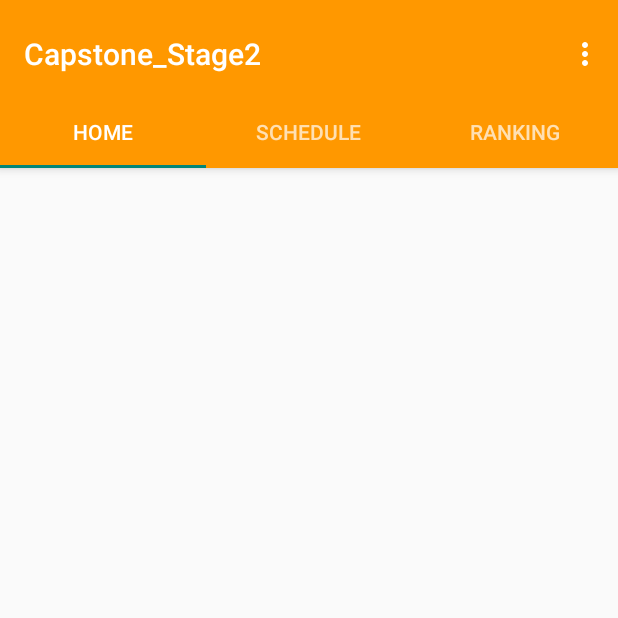
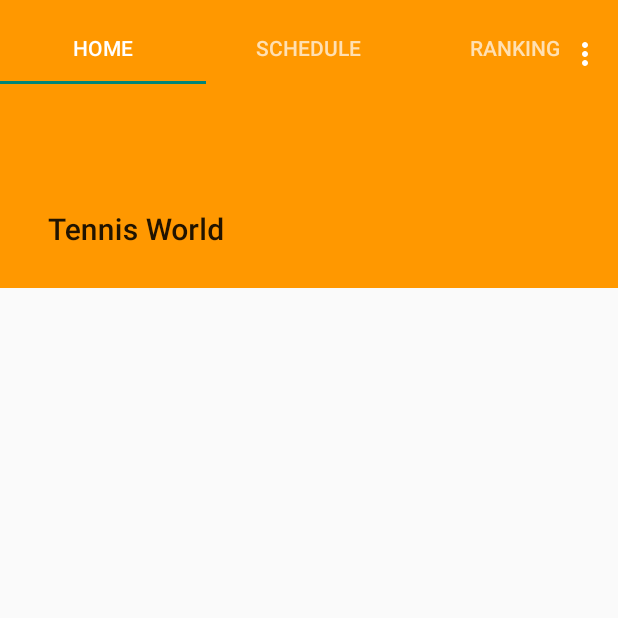
Before and after one commit to mohabmm/capstone_two_new, an Android app: the MainActivity screen opened directly, with no data from a screen before it, on a phone screen of 412 x 824 dp, the top half of it. Run offline under Robolectric (Android 15) with nearby library versions, the phone set to English and light mode, and no system bars; our stand-ins replace Picasso; libraries missing offline, so code that uses them is left out: com.firebase.jobdispatcher; pictures from the network do not load; 3 statements that could not run were skipped.

Commit message:
modifify of the design

```diff
--- a/app/src/main/AndroidManifest.xml
+++ b/app/src/main/AndroidManifest.xml
@@ -41,7 +41,7 @@
             </intent-filter>
 
             <meta-data android:name="android.appwidget.provider"
-                android:resource="@xml/ingrdient_widget_info" />
+                android:resource="@xml/tennis_widget_info" />
 
         </receiver>
         <!-- 2. The service that will send our collection data to our widget. It needs the
--- a/app/src/main/java/com/nocom/capstone_stage2/MainActivity.java
+++ b/app/src/main/java/com/nocom/capstone_stage2/MainActivity.java
@@ -4,6 +4,7 @@ import android.content.ContentUris;
 import android.content.Intent;
 import android.net.Uri;
 import android.os.Bundle;
+import android.support.design.widget.CollapsingToolbarLayout;
 import android.support.design.widget.TabLayout;
 import android.support.v4.app.Fragment;
 import android.support.v4.app.FragmentManager;
@@ -45,6 +46,7 @@ public class MainActivity extends AppCompatActivity {
         super.onCreate(savedInstanceState);
         setContentView(R.layout.activity_main);
         mFirebaseAnalytics = FirebaseAnalytics.getInstance(this);
+
 
         final Intent intentThatStartedThisActivity = getIntent();
 
@@ -124,6 +126,8 @@ public class MainActivity extends AppCompatActivity {
         public View onCreateView(LayoutInflater inflater, ViewGroup container,
                                  Bundle savedInstanceState) {
             View rootView = inflater.inflate(R.layout.fragment_main, container, false);
+            ((CollapsingToolbarLayout) rootView.findViewById(R.id.collapsing_toolbar_layout)).setTitle("Tennis World");
+
             TextView textView = rootView.findViewById(R.id.section_label);
             textView.setText(getString(R.string.section_format, getArguments().getInt(ARG_SECTION_NUMBER)));
             return rootView;
--- a/app/src/main/res/layout/activity_main.xml
+++ b/app/src/main/res/layout/activity_main.xml
@@ -5,22 +5,30 @@
     android:id="@+id/main_content"
     android:layout_width="match_parent"
     android:layout_height="match_parent"
-    android:focusable="true"
-    android:fitsSystemWindows="true"
     tools:context="com.nocom.capstone_stage2.MainActivity">
 
     <android.support.design.widget.AppBarLayout
         android:id="@+id/appbar"
         android:layout_width="match_parent"
-        android:layout_height="wrap_content"
+        android:layout_height="192dp"
         android:paddingTop="@dimen/appbar_padding_top"
         android:theme="@style/AppTheme.AppBarOverlay">
 
+
+        <android.support.design.widget.CollapsingToolbarLayout
+            android:id="@+id/collapsing_toolbar_layout"
+            android:layout_width="match_parent"
+            android:layout_height="match_parent"
+            android:background="?colorPrimary"
+            app:collapsedTitleTextAppearance="@style/TextAppearance.AppCompat.Widget.ActionBar.Title.Inverse"
+            app:expandedTitleTextAppearance="@style/TextAppearance.AppCompat.Widget.ActionBar.Title.Inverse"
+            app:layout_scrollFlags="scroll|exitUntilCollapsed">
+
+
             <android.support.v7.widget.Toolbar
                 android:id="@+id/toolbar"
-            android:layout_width="match_parent"
+                android:layout_width="wrap_content"
                 android:layout_height="?attr/actionBarSize"
-            android:layout_weight="1"
                 android:background="?attr/colorPrimary"
                 app:layout_scrollFlags="scroll|enterAlways"
                 app:popupTheme="@style/AppTheme.PopupOverlay"
@@ -50,9 +58,11 @@
                     android:layout_width="wrap_content"
                     android:layout_height="wrap_content"
                     android:text="@string/Ranking" />
+            </android.support.design.widget.TabLayout>
+        </android.support.design.widget.CollapsingToolbarLayout>
 
-        </android.support.design.widget.TabLayout>
     </android.support.design.widget.AppBarLayout>
+
 
     <android.support.v4.view.ViewPager
         android:id="@+id/container"
--- a/app/src/main/res/layout/homefragment.xml
+++ b/app/src/main/res/layout/homefragment.xml
@@ -1,5 +1,6 @@
 <?xml version="1.0" encoding="utf-8"?>
 <RelativeLayout xmlns:android="http://schemas.android.com/apk/res/android"
+    xmlns:app="http://schemas.android.com/apk/res-auto"
     android:id="@+id/activity_main"
     android:layout_width="match_parent"
     android:layout_height="match_parent"
@@ -12,7 +13,8 @@
         android:id="@+id/mrecycle"
         android:layout_width="match_parent"
         android:layout_height="wrap_content"
-        android:text="Hello World!" />
+        android:text="Hello World!"
+        app:layout_behavior="@string/appbar_scrolling_view_behavior" />
 
     <!-- Empty view is only visible when the list has no items. -->
     <TextView
--- a/app/src/main/res/values/dimens.xml
+++ b/app/src/main/res/values/dimens.xml
@@ -3,5 +3,8 @@
     <dimen name="activity_horizontal_margin">16dp</dimen>
     <dimen name="activity_vertical_margin">16dp</dimen>
     <dimen name="fab_margin">16dp</dimen>
+    <dimen name="fab_elevation">6dp</dimen>
+    <dimen name="fab_press_translation_z">6dp</dimen>
+
     <dimen name="appbar_padding_top">8dp</dimen>
 </resources>
--- a/app/src/main/res/values/strings.xml
+++ b/app/src/main/res/values/strings.xml
@@ -1,5 +1,5 @@
 <resources>
-    <string name="app_name">Capstone_Stage2</string>
+    <string name="app_name">Tennis World</string>
     <string name="Home">Home</string>
     <string name="Schedule">Schedule</string>
     <string name="ATP">Atp</string>
```
Also changed, not shown: app/src/main/res/layout/favoritelist.xml (+21 -19 lines), app/src/main/res/layout/homeadapter.xml (+8 -2 lines), app/src/main/res/layout/ranking.xml (+13 -0 lines), app/src/main/res/layout/splash.xml (+4 -15 lines), app/src/main/res/xml/tennis_widget_info.xml (renamed from app/src/main/res/xml/ingrdient_widget_info.xml). Lines whose indentation alone changed are shown as unchanged.
